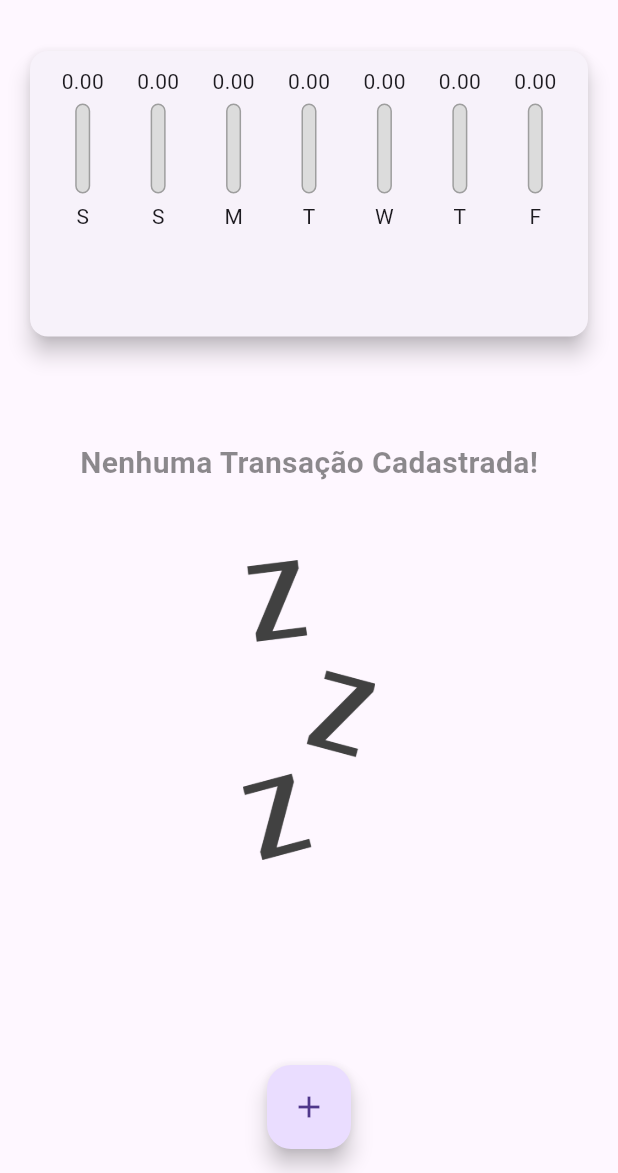
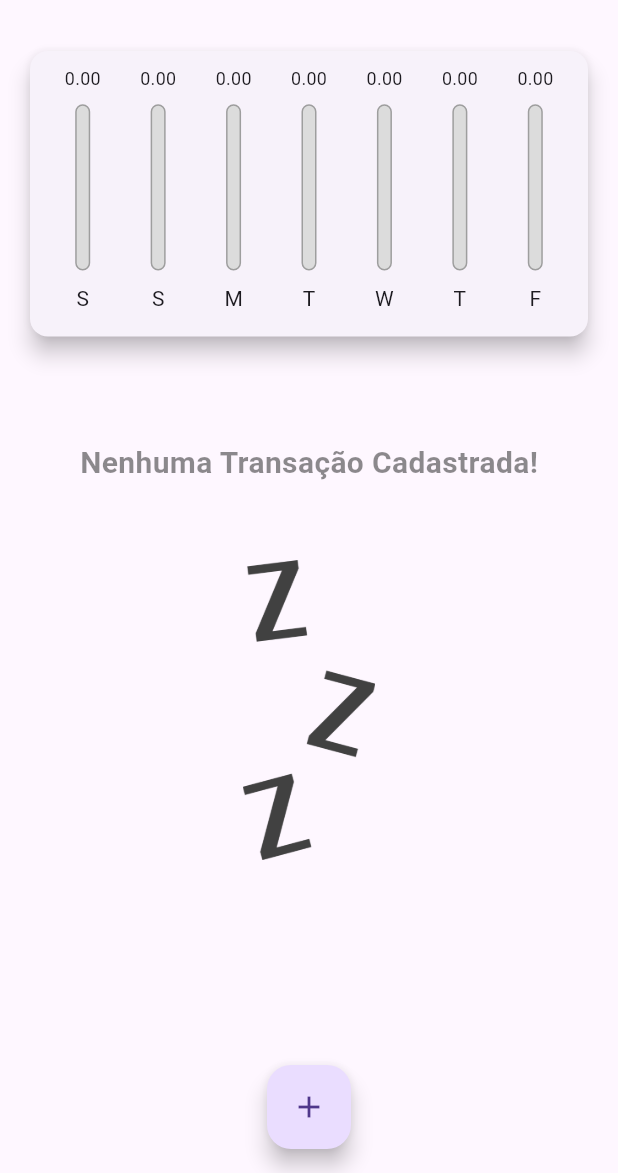
Before and after one commit to Thejuniordev/expenses, a Flutter app: the screen it shows after launch, on a phone screen of 412 x 824 dp, the part 63-1236 px from its top. Run offline on Flutter 3.47's test engine with Material 3 defaults, Android fonts, the phone set to English and light mode, and no system bars.

Commit message:
Add layout builder

```diff
--- a/lib/components/chart_bar.dart
+++ b/lib/components/chart_bar.dart
@@ -14,19 +14,21 @@ class ChartBar extends StatelessWidget {
 
   @override
   Widget build(BuildContext context) {
+    return LayoutBuilder(
+      builder: (ctx, constraints) {
         return Column(
           children: <Widget>[
             SizedBox(
-          height: 20,
+              height: constraints.maxHeight * 0.10,
               child: FittedBox(
                 child: Text('${value.toStringAsFixed(2)}'),
               ),
             ),
-        const SizedBox(
-          height: 5,
+            SizedBox(
+              height: constraints.maxHeight * 0.05,
             ),
             Container(
-          height: 60,
+              height: constraints.maxHeight * 0.65,
               width: 10,
               child: Stack(
                 alignment: Alignment.bottomCenter,
@@ -37,7 +39,7 @@ class ChartBar extends StatelessWidget {
                           color: Colors.grey,
                           width: 1.0,
                         ),
-                    color: Color.fromRGBO(220, 220, 220, 1),
+                        color: const Color.fromRGBO(220, 220, 220, 1),
                         borderRadius: BorderRadius.circular(5)),
                   ),
                   FractionallySizedBox(
@@ -52,11 +54,16 @@ class ChartBar extends StatelessWidget {
                 ],
               ),
             ),
-        const SizedBox(
-          height: 5,
+            SizedBox(
+              height: constraints.maxHeight * 0.05,
             ),
-        Text(label),
+            Container(
+              height: constraints.maxHeight * 0.15,
+              child: Text(label),
+            ),
           ],
+        );
+      },
     );
   }
 }
```
Lines whose indentation alone changed are shown as unchanged.
